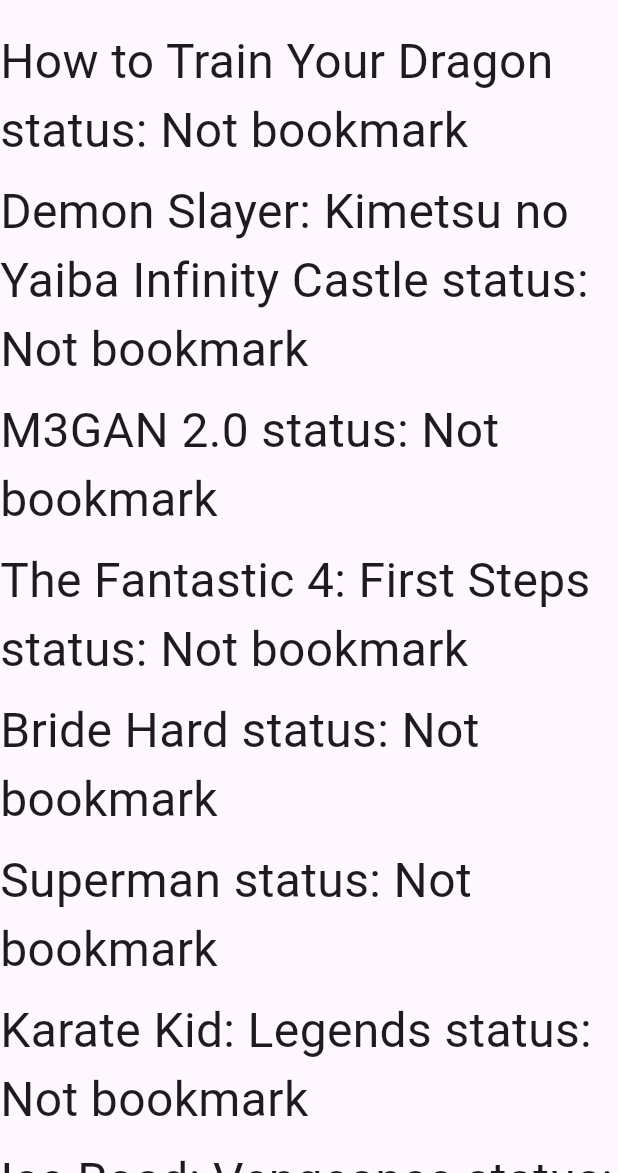
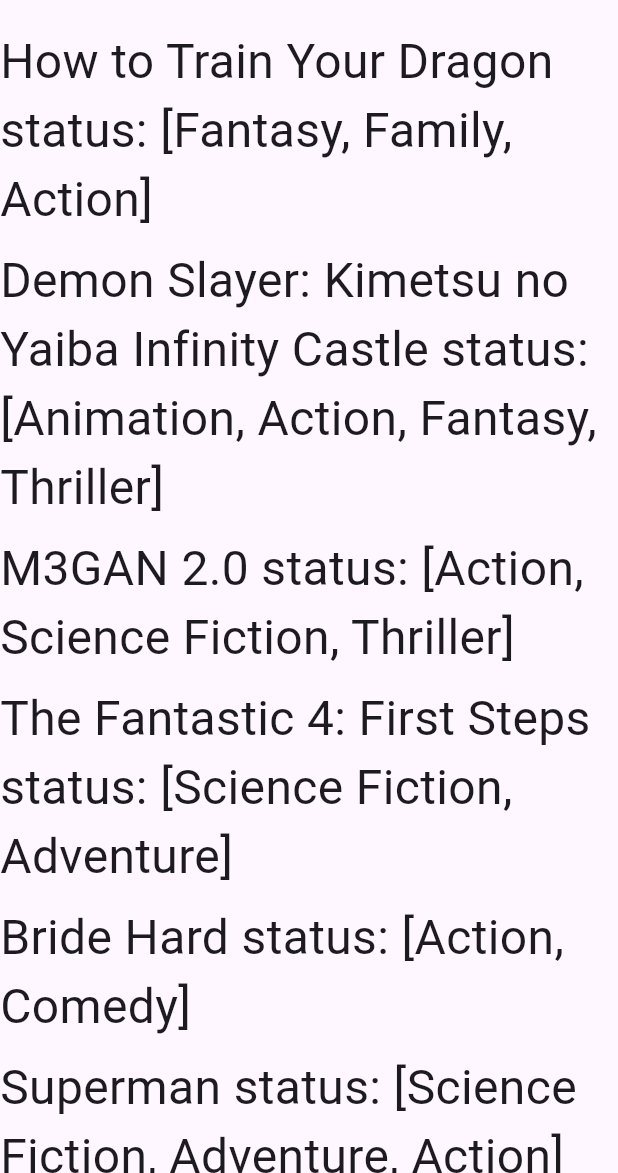
Before and after one commit to bayutp/dicoding-flutter-pemula, a Flutter app: the screen it shows after launch, on a phone screen of 412 x 824 dp, the part 63-1236 px from its top. Run offline on Flutter 3.47's test engine with Material 3 defaults, Android fonts, the phone set to English and light mode, and no system bars.

Commit message:
Add genres dummy data

```diff
--- a/lib/data/movie_dummy.dart
+++ b/lib/data/movie_dummy.dart
@@ -1,3 +1,4 @@
+import 'package:flutter_apps/models/genre_list.dart';
 import 'package:flutter_apps/models/movie_list.dart';
 
 List<Map<String, dynamic>> movieJson = [
@@ -686,7 +687,41 @@
   },
 ];
 
+List<Map<String, dynamic>> genreJson = [
+  {"id": 28, "name": "Action"},
+  {"id": 12, "name": "Adventure"},
+  {"id": 16, "name": "Animation"},
+  {"id": 35, "name": "Comedy"},
+  {"id": 80, "name": "Crime"},
+  {"id": 99, "name": "Documentary"},
+  {"id": 18, "name": "Drama"},
+  {"id": 10751, "name": "Family"},
+  {"id": 14, "name": "Fantasy"},
+  {"id": 36, "name": "History"},
+  {"id": 27, "name": "Horror"},
+  {"id": 10402, "name": "Music"},
+  {"id": 9648, "name": "Mystery"},
+  {"id": 10749, "name": "Romance"},
+  {"id": 878, "name": "Science Fiction"},
+  {"id": 10770, "name": "TV Movie"},
+  {"id": 53, "name": "Thriller"},
+  {"id": 10752, "name": "War"},
+  {"id": 37, "name": "Western"},
+];
+
 List<Movie> movieDummy = movieJson.map((json) => Movie.fromJson(json)).toList();
 List<Movie> popularDummy = popularJson
     .map((json) => Movie.fromJson(json))
     .toList();
+List<Genre> genres = genreJson.map((json) => Genre.fromJson(json)).toList();
+
+var getGenres = (List<int> ids) => ids
+    .map(
+      (id) => genres
+          .firstWhere(
+            (genre) => genre.id == id,
+            orElse: () => Genre(id: id, name: 'Unknown'),
+          )
+          .name,
+    )
+    .toList();
--- a/lib/screens/home_screen.dart
+++ b/lib/screens/home_screen.dart
@@ -38,7 +38,7 @@
                     (movie) => Padding(
                       padding: const EdgeInsets.symmetric(vertical: 4),
                       child: Text(
-                        '${movie.title} status: ${movie.isBookmark ?? false ? 'Bookmark' : 'Not bookmark'}',
+                        '${movie.title} status: ${getGenres(movie.genreIds ?? [])}',
                         style: TextStyle(fontSize: 32),
                       ),
                     ),
```
Also changed, not shown: lib/models/genre_list.dart (added, +11 -0 lines).
